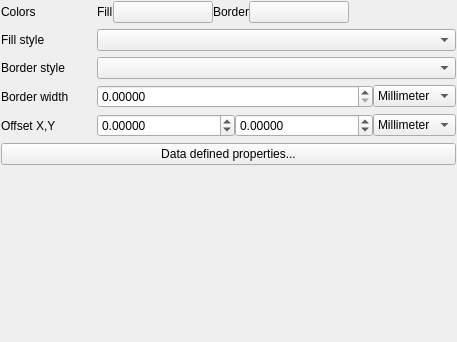
First picture: the form in src/ui/symbollayer/widget_simplefill.ui, repository carsmie/QGIS, before the edit.
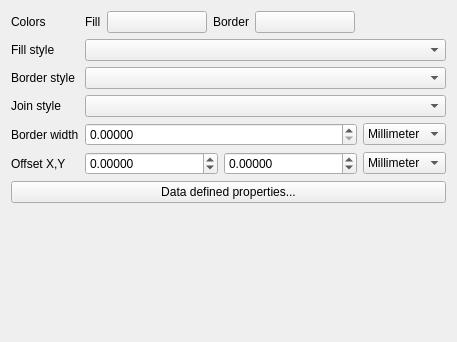
Second picture: the form after the edit. Custom widgets are drawn as their Qt base class.

Commit message: Expose outline join style as a parameter for simple fill symbol type

Patch:
```diff
--- a/src/ui/symbollayer/widget_simplefill.ui
+++ b/src/ui/symbollayer/widget_simplefill.ui
@@ -13,54 +13,133 @@
   <property name="windowTitle">
    <string>Form</string>
   </property>
-  <layout class="QFormLayout" name="formLayout_2">
-   <property name="fieldGrowthPolicy">
-    <enum>QFormLayout::AllNonFixedFieldsGrow</enum>
-   </property>
-   <property name="labelAlignment">
-    <set>Qt::AlignLeading|Qt::AlignLeft|Qt::AlignTop</set>
-   </property>
-   <property name="horizontalSpacing">
-    <number>28</number>
-   </property>
-   <property name="margin">
-    <number>1</number>
-   </property>
-   <item row="1" column="0">
+  <layout class="QFormLayout" name="formLayout">
+   <item row="0" column="0">
     <widget class="QLabel" name="label">
      <property name="text">
       <string>Colors</string>
      </property>
     </widget>
    </item>
-   <item row="2" column="0">
+   <item row="0" column="1">
+    <layout class="QHBoxLayout" name="horizontalLayout_2">
+     <item>
+      <widget class="QLabel" name="label_7">
+       <property name="sizePolicy">
+        <sizepolicy hsizetype="Maximum" vsizetype="Preferred">
+         <horstretch>0</horstretch>
+         <verstretch>0</verstretch>
+        </sizepolicy>
+       </property>
+       <property name="text">
+        <string>Fill</string>
+       </property>
+      </widget>
+     </item>
+     <item>
+      <widget class="QgsColorButton" name="btnChangeColor">
+       <property name="minimumSize">
+        <size>
+         <width>100</width>
+         <height>0</height>
+        </size>
+       </property>
+       <property name="maximumSize">
+        <size>
+         <width>100</width>
+         <height>16777215</height>
+        </size>
+       </property>
+       <property name="text">
+        <string/>
+       </property>
+      </widget>
+     </item>
+     <item>
+      <widget class="QLabel" name="label_3">
+       <property name="sizePolicy">
+        <sizepolicy hsizetype="Maximum" vsizetype="Preferred">
+         <horstretch>0</horstretch>
+         <verstretch>0</verstretch>
+        </sizepolicy>
+       </property>
+       <property name="text">
+        <string>Border</string>
+       </property>
+      </widget>
+     </item>
+     <item>
+      <widget class="QgsColorButton" name="btnChangeBorderColor">
+       <property name="minimumSize">
+        <size>
+         <width>100</width>
+         <height>0</height>
+        </size>
+       </property>
+       <property name="maximumSize">
+        <size>
+         <width>100</width>
+         <height>16777215</height>
+        </size>
+       </property>
+       <property name="text">
+        <string/>
+       </property>
+      </widget>
+     </item>
+     <item>
+      <spacer name="horizontalSpacer">
+       <property name="orientation">
+        <enum>Qt::Horizontal</enum>
+       </property>
+       <property name="sizeHint" stdset="0">
+        <size>
+         <width>40</width>
+         <height>20</height>
+        </size>
+       </property>
+      </spacer>
+     </item>
+    </layout>
+   </item>
+   <item row="1" column="0">
     <widget class="QLabel" name="label_2">
      <property name="text">
       <string>Fill style</string>
      </property>
     </widget>
    </item>
-   <item row="2" column="1">
+   <item row="1" column="1">
     <widget class="QgsBrushStyleComboBox" name="cboFillStyle"/>
    </item>
-   <item row="4" column="0">
+   <item row="2" column="0">
     <widget class="QLabel" name="label_4">
      <property name="text">
       <string>Border style</string>
      </property>
     </widget>
    </item>
-   <item row="4" column="1">
+   <item row="2" column="1">
     <widget class="QgsPenStyleComboBox" name="cboBorderStyle"/>
    </item>
-   <item row="5" column="0">
+   <item row="3" column="0">
+    <widget class="QLabel" name="label_8">
+     <property name="text">
+      <string>Join style</string>
+     </property>
+    </widget>
+   </item>
+   <item row="3" column="1">
+    <widget class="QgsPenJoinStyleComboBox" name="cboJoinStyle"/>
+   </item>
+   <item row="4" column="0">
     <widget class="QLabel" name="label_5">
      <property name="text">
       <string>Border width</string>
      </property>
     </widget>
    </item>
-   <item row="5" column="1">
+   <item row="4" column="1">
     <layout class="QHBoxLayout" name="horizontalLayout_3">
      <item>
       <widget class="QDoubleSpinBox" name="spinBorderWidth">
@@ -97,14 +176,14 @@
      </item>
     </layout>
    </item>
-   <item row="6" column="0">
+   <item row="5" column="0">
     <widget class="QLabel" name="label_6">
      <property name="text">
       <string>Offset X,Y</string>
      </property>
     </widget>
    </item>
-   <item row="6" column="1">
+   <item row="5" column="1">
     <layout class="QHBoxLayout" name="horizontalLayout">
      <item>
       <widget class="QDoubleSpinBox" name="spinOffsetX">
@@ -166,7 +245,7 @@
      </item>
     </layout>
    </item>
-   <item row="7" column="0" colspan="2">
+   <item row="6" column="0" colspan="2">
     <widget class="QPushButton" name="mDataDefinedPropertiesButton">
      <property name="sizePolicy">
       <sizepolicy hsizetype="Minimum" vsizetype="Fixed">
@@ -179,87 +258,6 @@
      </property>
     </widget>
    </item>
-   <item row="1" column="1">
-    <layout class="QHBoxLayout" name="horizontalLayout_2">
-     <item>
-      <widget class="QLabel" name="label_7">
-       <property name="sizePolicy">
-        <sizepolicy hsizetype="Maximum" vsizetype="Preferred">
-         <horstretch>0</horstretch>
-         <verstretch>0</verstretch>
-        </sizepolicy>
-       </property>
-       <property name="text">
-        <string>Fill</string>
-       </property>
-      </widget>
-     </item>
-     <item>
-      <widget class="QgsColorButton" name="btnChangeColor">
-       <property name="minimumSize">
-        <size>
-         <width>100</width>
-         <height>0</height>
-        </size>
-       </property>
-       <property name="maximumSize">
-        <size>
-         <width>100</width>
-         <height>16777215</height>
-        </size>
-       </property>
-       <property name="text">
-        <string/>
-       </property>
-      </widget>
-     </item>
-     <item>
-      <widget class="QLabel" name="label_3">
-       <property name="sizePolicy">
-        <sizepolicy hsizetype="Maximum" vsizetype="Preferred">
-         <horstretch>0</horstretch>
-         <verstretch>0</verstretch>
-        </sizepolicy>
-       </property>
-       <property name="text">
-        <string>Border</string>
-       </property>
-      </widget>
-     </item>
-     <item>
-      <widget class="QgsColorButton" name="btnChangeBorderColor">
-       <property name="minimumSize">
-        <size>
-         <width>100</width>
-         <height>0</height>
-        </size>
-       </property>
-       <property name="maximumSize">
-        <size>
-         <width>100</width>
-         <height>16777215</height>
-        </size>
-       </property>
-       <property name="text">
-        <string/>
-       </property>
-      </widget>
-     </item>
-     <item>
-      <spacer name="horizontalSpacer">
-       <property name="orientation">
-        <enum>Qt::Horizontal</enum>
-       </property>
-       <property name="sizeHint" stdset="0">
-        <size>
-         <width>40</width>
-         <height>20</height>
-        </size>
-       </property>
-      </spacer>
-     </item>
-    </layout>
-   </item>
   </layout>
  </widget>
  <customwidgets>
@@ -273,6 +271,11 @@
    <extends>QComboBox</extends>
    <header>qgspenstylecombobox.h</header>
   </customwidget>
+  <customwidget>
+   <class>QgsPenJoinStyleComboBox</class>
+   <extends>QComboBox</extends>
+   <header>qgspenstylecombobox.h</header>
+  </customwidget>
   <customwidget>
    <class>QgsBrushStyleComboBox</class>
    <extends>QComboBox</extends>
```
The commit also changes 4 other files.
